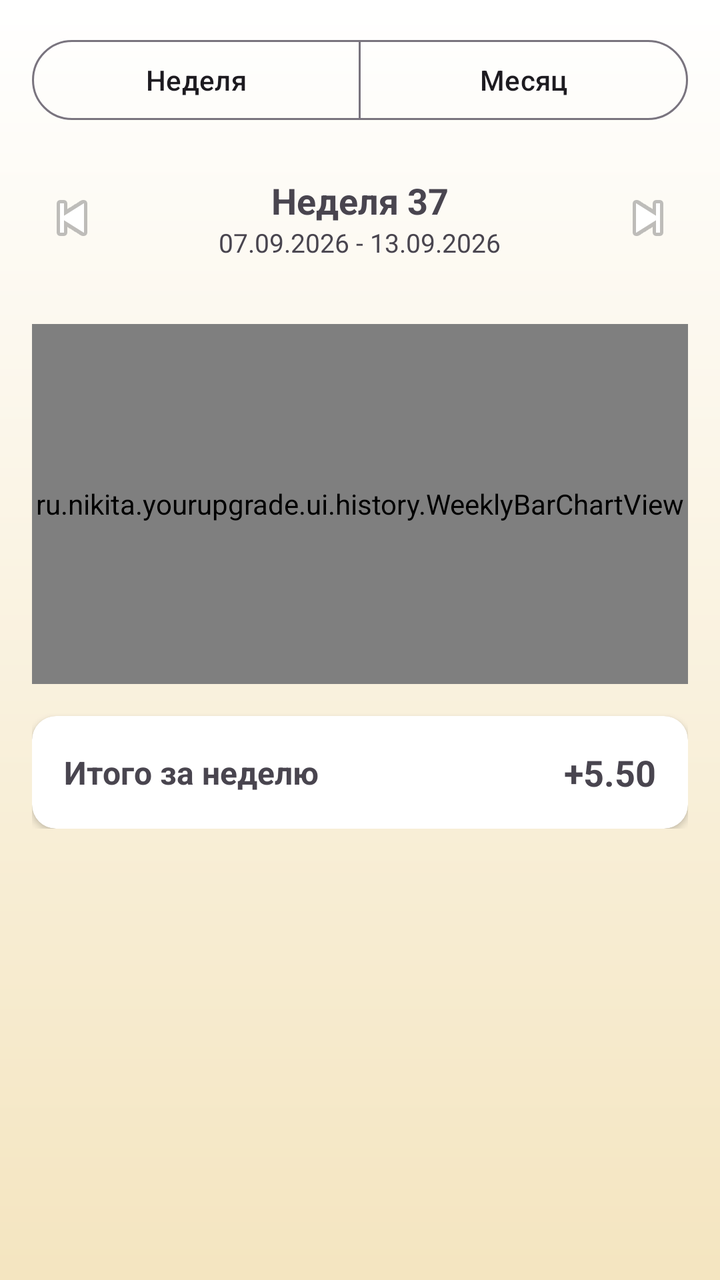
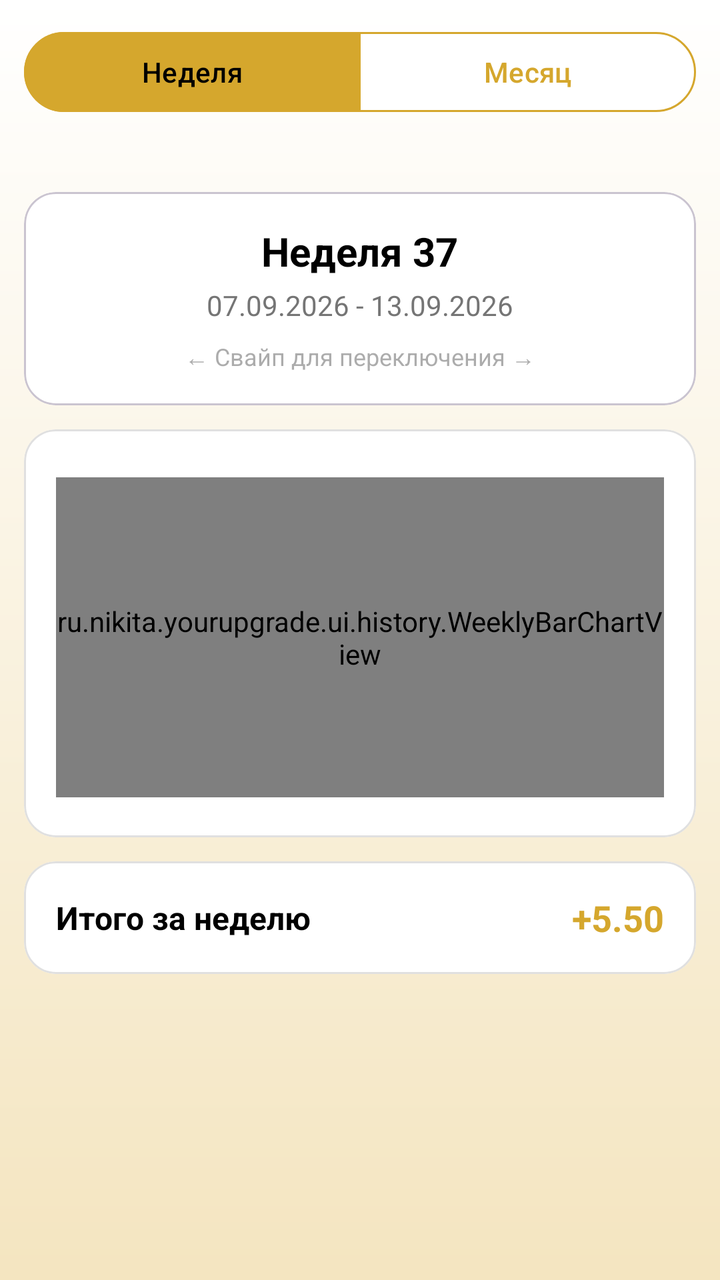

An Android layout rendered at two revisions. The XML below is the earlier revision; the diff shows what the commit changed to produce the second picture.
<!-- AndroidManifest.xml: application theme Theme.YourUpgrade -->
<!-- res/layout/fragment_history.xml -->
<?xml version="1.0" encoding="utf-8"?>
<ScrollView
    xmlns:android="http://schemas.android.com/apk/res/android"
    xmlns:app="http://schemas.android.com/apk/res-auto"
    android:layout_width="match_parent"
    android:layout_height="match_parent">

    <LinearLayout
        android:layout_width="match_parent"
        android:layout_height="wrap_content"
        android:orientation="vertical"
        android:padding="16dp">

        
        <com.google.android.material.button.MaterialButtonToggleGroup
            android:id="@+id/togglePeriod"
            android:layout_width="match_parent"
            android:layout_height="wrap_content"
            app:singleSelection="true"
            app:selectionRequired="true">

            <com.google.android.material.button.MaterialButton
                android:id="@+id/btnWeek"
                style="?attr/materialButtonOutlinedStyle"
                android:layout_width="0dp"
                android:layout_height="wrap_content"
                android:layout_weight="1"
                android:text="Неделя" />

            <com.google.android.material.button.MaterialButton
                android:id="@+id/btnMonth"
                style="?attr/materialButtonOutlinedStyle"
                android:layout_width="0dp"
                android:layout_height="wrap_content"
                android:layout_weight="1"
                android:text="Месяц" />

        </com.google.android.material.button.MaterialButtonToggleGroup>

        
        <LinearLayout
            android:layout_width="match_parent"
            android:layout_height="wrap_content"
            android:layout_marginTop="24dp"
            android:orientation="horizontal"
            android:gravity="center_vertical">

            <ImageButton
                android:id="@+id/btnPrevWeek"
                android:layout_width="40dp"
                android:layout_height="40dp"
                android:background="?attr/selectableItemBackgroundBorderless"
                android:contentDescription="Предыдущая неделя"
                android:src="@android:drawable/ic_media_previous" />

            <LinearLayout
                android:layout_width="0dp"
                android:layout_height="wrap_content"
                android:layout_weight="1"
                android:orientation="vertical"
                android:gravity="center">

                <TextView
                    android:id="@+id/tvWeekTitle"
                    android:layout_width="wrap_content"
                    android:layout_height="wrap_content"
                    android:text="Неделя 37"
                    android:textSize="18sp"
                    android:textStyle="bold" />

                <TextView
                    android:id="@+id/tvWeekRange"
                    android:layout_width="wrap_content"
                    android:layout_height="wrap_content"
                    android:text="07.09.2026 - 13.09.2026"
                    android:textSize="13sp"
                    android:textColor="?android:attr/textColorSecondary" />

            </LinearLayout>

            <ImageButton
                android:id="@+id/btnNextWeek"
                android:layout_width="40dp"
                android:layout_height="40dp"
                android:background="?attr/selectableItemBackgroundBorderless"
                android:contentDescription="Следующая неделя"
                android:src="@android:drawable/ic_media_next" />

        </LinearLayout>

        
        <LinearLayout
            android:id="@+id/dayLabels"
            android:layout_width="match_parent"
            android:layout_height="wrap_content"
            android:layout_marginTop="24dp"
            android:orientation="horizontal">

            

        </LinearLayout>

        
        <ru.nikita.yourupgrade.ui.history.WeeklyBarChartView
            android:id="@+id/barChart"
            android:layout_width="match_parent"
            android:layout_height="180dp"
            android:layout_marginTop="8dp" />

        
        <androidx.cardview.widget.CardView
            android:layout_width="match_parent"
            android:layout_height="wrap_content"
            android:layout_marginTop="16dp"
            app:cardCornerRadius="12dp"
            app:cardElevation="2dp">

            <LinearLayout
                android:layout_width="match_parent"
                android:layout_height="wrap_content"
                android:orientation="horizontal"
                android:padding="16dp"
                android:gravity="center_vertical">

                <TextView
                    android:layout_width="0dp"
                    android:layout_height="wrap_content"
                    android:layout_weight="1"
                    android:text="Итого за неделю"
                    android:textSize="16sp"
                    android:textStyle="bold" />

                <TextView
                    android:id="@+id/tvWeekTotal"
                    android:layout_width="wrap_content"
                    android:layout_height="wrap_content"
                    android:text="+5.50"
                    android:textSize="18sp"
                    android:textStyle="bold" />

            </LinearLayout>

        </androidx.cardview.widget.CardView>

        
        <TextView
            android:id="@+id/tvDayDetailsTitle"
            android:layout_width="wrap_content"
            android:layout_height="wrap_content"
            android:layout_marginTop="24dp"
            android:text="Понедельник, 07.09"
            android:textSize="16sp"
            android:textStyle="bold"
            android:visibility="gone" />

        <LinearLayout
            android:id="@+id/dayDetailsContainer"
            android:layout_width="match_parent"
            android:layout_height="wrap_content"
            android:layout_marginTop="8dp"
            android:orientation="vertical"
            android:visibility="gone" />

    </LinearLayout>

</ScrollView>
<!-- resources referenced by this layout -->
<resources>
  <style name="Theme.YourUpgrade" parent="Base.Theme.YourUpgrade" />
  <style name="Base.Theme.YourUpgrade" parent="Theme.Material3.DayNight.NoActionBar">
          
          <item name="colorPrimary">#2E5A3C</item>
          <item name="colorPrimaryVariant">#1B3A26</item>
          <item name="colorOnPrimary">#FFFFFF</item>
  
          <item name="colorSecondary">#C9A84C</item>
          <item name="colorSecondaryVariant">#A68A3E</item>
          <item name="colorOnSecondary">#2D2D2D</item>
  
          
          <item name="android:windowBackground">@drawable/bg_app_gradient</item>
  
          
          <item name="cardBackgroundColor">#FFFFFF</item>
  
          
          
      </style>
  <!-- drawable bg_app_gradient (drawable) -->
  <?xml version="1.0" encoding="utf-8"?>
  <shape xmlns:android="http://schemas.android.com/apk/res/android">
      <gradient
          android:type="linear"
          android:angle="270"
          android:startColor="@color/white"
          android:endColor="@color/bg_light_yellow" />
  </shape>
  <color name="white">#FFFFFFFF</color>
  <color name="bg_light_yellow">#F4E5C0</color>
</resources>

<!-- the commit's change to res/layout/fragment_history.xml (unified diff, before → after) -->
@@ -1,166 +1,268 @@
 <?xml version="1.0" encoding="utf-8"?>
-<ScrollView
-    xmlns:android="http://schemas.android.com/apk/res/android"
+<androidx.constraintlayout.widget.ConstraintLayout xmlns:android="http://schemas.android.com/apk/res/android"
     xmlns:app="http://schemas.android.com/apk/res-auto"
+    xmlns:tools="http://schemas.android.com/tools"
     android:layout_width="match_parent"
     android:layout_height="match_parent">
 
-    <LinearLayout
+    
+    <com.google.android.material.button.MaterialButtonToggleGroup
+        android:id="@+id/toggle_period"
         android:layout_width="match_parent"
         android:layout_height="wrap_content"
-        android:orientation="vertical"
-        android:padding="16dp">
-
-        
-        <com.google.android.material.button.MaterialButtonToggleGroup
-            android:id="@+id/togglePeriod"
-            android:layout_width="match_parent"
+        android:layout_margin="12dp"
+        app:checkedButton="@id/button_week"
+        app:layout_constraintEnd_toEndOf="parent"
+        app:layout_constraintStart_toStartOf="parent"
+        app:layout_constraintTop_toTopOf="parent"
+        app:selectionRequired="true"
+        app:singleSelection="true">
+
+        <com.google.android.material.button.MaterialButton
+            android:id="@+id/button_week"
+            style="?attr/materialButtonOutlinedStyle"
+            android:layout_width="0dp"
             android:layout_height="wrap_content"
-            app:singleSelection="true"
-            app:selectionRequired="true">
-
-            <com.google.android.material.button.MaterialButton
-                android:id="@+id/btnWeek"
-                style="?attr/materialButtonOutlinedStyle"
-                android:layout_width="0dp"
-                android:layout_height="wrap_content"
-                android:layout_weight="1"
-                android:text="Неделя" />
-
-            <com.google.android.material.button.MaterialButton
-                android:id="@+id/btnMonth"
-                style="?attr/materialButtonOutlinedStyle"
-                android:layout_width="0dp"
-                android:layout_height="wrap_content"
-                android:layout_weight="1"
-                android:text="Месяц" />
-
-        </com.google.android.material.button.MaterialButtonToggleGroup>
-
-        
+            android:layout_weight="1"
+            android:text="Неделя"
+            android:textColor="@color/toggle_button_text"
+            app:backgroundTint="@color/toggle_button_bg"
+            app:strokeColor="@color/main_gold" />
+
+        <com.google.android.material.button.MaterialButton
+            android:id="@+id/button_month"
+            style="?attr/materialButtonOutlinedStyle"
+            android:layout_width="0dp"
+            android:layout_height="wrap_content"
+            android:layout_weight="1"
+            android:text="Месяц"
+            android:textColor="@color/toggle_button_text"
+            app:backgroundTint="@color/toggle_button_bg"
+            app:strokeColor="@color/main_gold" />
+
+    </com.google.android.material.button.MaterialButtonToggleGroup>
+
+    <ScrollView
+        android:layout_width="match_parent"
+        android:layout_height="0dp"
+        android:layout_marginTop="8dp"
+        app:layout_constraintBottom_toBottomOf="parent"
+        app:layout_constraintEnd_toEndOf="parent"
+        app:layout_constraintStart_toStartOf="parent"
+        app:layout_constraintTop_toBottomOf="@+id/toggle_period">
+
         <LinearLayout
-            android:layout_width="match_parent"
-            android:layout_height="wrap_content"
-            android:layout_marginTop="24dp"
-            android:orientation="horizontal"
-            android:gravity="center_vertical">
-
-            <ImageButton
-                android:id="@+id/btnPrevWeek"
-                android:layout_width="40dp"
-                android:layout_height="40dp"
-                android:background="?attr/selectableItemBackgroundBorderless"
-                android:contentDescription="Предыдущая неделя"
-                android:src="@android:drawable/ic_media_previous" />
-
-            <LinearLayout
-                android:layout_width="0dp"
-                android:layout_height="wrap_content"
-                android:layout_weight="1"
-                android:orientation="vertical"
-                android:gravity="center">
-
-                <TextView
-                    android:id="@+id/tvWeekTitle"
-                    android:layout_width="wrap_content"
-                    android:layout_height="wrap_content"
-                    android:text="Неделя 37"
-                    android:textSize="18sp"
-                    android:textStyle="bold" />
-
-                <TextView
-                    android:id="@+id/tvWeekRange"
-                    android:layout_width="wrap_content"
-                    android:layout_height="wrap_content"
-                    android:text="07.09.2026 - 13.09.2026"
-                    android:textSize="13sp"
-                    android:textColor="?android:attr/textColorSecondary" />
-
-            </LinearLayout>
-
-            <ImageButton
-                android:id="@+id/btnNextWeek"
-                android:layout_width="40dp"
-                android:layout_height="40dp"
-                android:background="?attr/selectableItemBackgroundBorderless"
-                android:contentDescription="Следующая неделя"
-                android:src="@android:drawable/ic_media_next" />
-
-        </LinearLayout>
-
-        
-        <LinearLayout
-            android:id="@+id/dayLabels"
-            android:layout_width="match_parent"
-            android:layout_height="wrap_content"
-            android:layout_marginTop="24dp"
-            android:orientation="horizontal">
-
-            
-
-        </LinearLayout>
-
-        
-        <ru.nikita.yourupgrade.ui.history.WeeklyBarChartView
-            android:id="@+id/barChart"
-            android:layout_width="match_parent"
-            android:layout_height="180dp"
-            android:layout_marginTop="8dp" />
-
-        
-        <androidx.cardview.widget.CardView
-            android:layout_width="match_parent"
-            android:layout_height="wrap_content"
-            android:layout_marginTop="16dp"
-            app:cardCornerRadius="12dp"
-            app:cardElevation="2dp">
-
-            <LinearLayout
-                android:layout_width="match_parent"
-                android:layout_height="wrap_content"
-                android:orientation="horizontal"
-                android:padding="16dp"
-                android:gravity="center_vertical">
-
-                <TextView
-                    android:layout_width="0dp"
-                    android:layout_height="wrap_content"
-                    android:layout_weight="1"
-                    android:text="Итого за неделю"
-                    android:textSize="16sp"
-                    android:textStyle="bold" />
-
-                <TextView
-                    android:id="@+id/tvWeekTotal"
-                    android:layout_width="wrap_content"
-                    android:layout_height="wrap_content"
-                    android:text="+5.50"
-                    android:textSize="18sp"
-                    android:textStyle="bold" />
-
-            </LinearLayout>
-
-        </androidx.cardview.widget.CardView>
-
-        
-        <TextView
-            android:id="@+id/tvDayDetailsTitle"
-            android:layout_width="wrap_content"
-            android:layout_height="wrap_content"
-            android:layout_marginTop="24dp"
-            android:text="Понедельник, 07.09"
-            android:textSize="16sp"
-            android:textStyle="bold"
-            android:visibility="gone" />
-
-        <LinearLayout
-            android:id="@+id/dayDetailsContainer"
             android:layout_width="match_parent"
             android:layout_height="wrap_content"
             android:layout_marginTop="8dp"
             android:orientation="vertical"
-            android:visibility="gone" />
-
-    </LinearLayout>
-
-</ScrollView>
+            android:padding="12dp">
+
+            
+            <com.google.android.material.card.MaterialCardView
+                android:id="@+id/cardWeekHeader"
+                android:layout_width="match_parent"
+                android:layout_height="wrap_content"
+                android:layout_marginTop="8dp"
+                app:cardBackgroundColor="@android:color/white"
+                app:cardCornerRadius="16dp"
+                app:cardElevation="0dp"
+                app:strokeWidth="1dp">
+
+                <LinearLayout
+                    android:layout_width="match_parent"
+                    android:layout_height="wrap_content"
+                    android:gravity="center"
+                    android:orientation="vertical"
+                    android:padding="16dp">
+
+                    <TextView
+                        android:id="@+id/tvWeekTitle"
+                        android:layout_width="wrap_content"
+                        android:layout_height="wrap_content"
+                        android:text="Неделя 37"
+                        android:textColor="@color/black"
+                        android:textSize="20sp"
+                        android:textStyle="bold" />
+
+                    <TextView
+                        android:id="@+id/tvWeekRange"
+                        android:layout_width="wrap_content"
+                        android:layout_height="wrap_content"
+                        android:layout_marginTop="4dp"
+                        android:text="07.09.2026 - 13.09.2026"
+                        android:textColor="@color/text_secondary"
+                        android:textSize="14sp" />
+
+                    <TextView
+                        android:layout_width="wrap_content"
+                        android:layout_height="wrap_content"
+                        android:layout_marginTop="8dp"
+                        android:alpha="0.6"
+                        android:text="← Свайп для переключения →"
+                        android:textColor="@color/text_secondary"
+                        android:textSize="12sp" />
+
+                </LinearLayout>
+
+            </com.google.android.material.card.MaterialCardView>
+
+            
+            <com.google.android.material.card.MaterialCardView
+                android:layout_width="match_parent"
+                android:layout_height="wrap_content"
+                android:layout_marginTop="12dp"
+                app:cardBackgroundColor="@android:color/white"
+                app:cardCornerRadius="16dp"
+                app:cardElevation="0dp"
+                app:strokeColor="#E0E0E0"
+                app:strokeWidth="1dp">
+
+                <LinearLayout
+                    android:layout_width="match_parent"
+                    android:layout_height="wrap_content"
+                    android:orientation="vertical"
+                    android:padding="16dp">
+
+                    
+                    <LinearLayout
+                        android:id="@+id/dayLabels"
+                        android:layout_width="match_parent"
+                        android:layout_height="wrap_content"
+                        android:orientation="horizontal" />
+
+                    
+                    <FrameLayout
+                        android:layout_width="match_parent"
+                        android:layout_height="wrap_content"
+                        android:layout_marginTop="8dp">
+
+                        
+                        <LinearLayout
+                            android:id="@+id/chartContainer"
+                            android:layout_width="match_parent"
+                            android:layout_height="wrap_content"
+                            android:orientation="vertical">
+
+                            <ru.nikita.yourupgrade.ui.history.WeeklyBarChartView
+                                android:id="@+id/barChart"
+                                android:layout_width="match_parent"
+                                android:layout_height="160dp" />
+
+                            
+                            <LinearLayout
+                                android:id="@+id/numbersContainer"
+                                android:layout_width="match_parent"
+                                android:layout_height="wrap_content"
+                                android:layout_marginTop="4dp"
+                                android:orientation="horizontal" />
+
+                        </LinearLayout>
+
+                        
+                        <TextView
+                            android:id="@+id/tvNoData"
+                            android:layout_width="match_parent"
+                            android:layout_height="180dp"
+                            android:gravity="center"
+                            android:lineSpacingExtra="4dp"
+                            android:text="На этой неделе пока нет данных\nНачните отмечать привычки 📝"
+                            android:textColor="@color/text_secondary"
+                            android:textSize="14sp"
+                            android:visibility="gone" />
+
+                    </FrameLayout>
+
+                </LinearLayout>
+
+            </com.google.android.material.card.MaterialCardView>
+
+            
+            <com.google.android.material.card.MaterialCardView
+                android:layout_width="match_parent"
+                android:layout_height="wrap_content"
+                android:layout_marginTop="12dp"
+                app:cardBackgroundColor="@android:color/white"
+                app:cardCornerRadius="16dp"
+                app:cardElevation="0dp"
+                app:strokeColor="#E0E0E0"
+                app:strokeWidth="1dp">
+
+                <LinearLayout
+                    android:layout_width="match_parent"
+                    android:layout_height="wrap_content"
+                    android:gravity="center_vertical"
+                    android:orientation="horizontal"
+                    android:padding="16dp">
+
+                    <TextView
+                        android:layout_width="0dp"
+                        android:layout_height="wrap_content"
+                        android:layout_weight="1"
+                        android:text="Итого за неделю"
+                        android:textColor="@color/black"
+                        android:textSize="16sp"
+                        android:textStyle="bold" />
+
+                    <TextView
+                        android:id="@+id/tvWeekTotal"
+                        android:layout_width="wrap_content"
+                        android:layout_height="wrap_content"
+                        android:text="+5.50"
+                        android:textColor="@color/main_gold"
+                        android:textSize="18sp"
+                        android:textStyle="bold" />
+
+                </LinearLayout>
+
+            </com.google.android.material.card.MaterialCardView>
+
+            
+            <com.google.android.material.card.MaterialCardView
+                android:id="@+id/cardDayDetails"
+                android:layout_width="match_parent"
+                android:layout_height="wrap_content"
+                android:layout_marginTop="12dp"
+                android:visibility="gone"
+                app:cardBackgroundColor="@android:color/white"
+                app:cardCornerRadius="16dp"
+                app:cardElevation="0dp"
+                app:strokeColor="#E0E0E0"
+                app:strokeWidth="1dp">
+
+                <LinearLayout
+                    android:layout_width="match_parent"
+                    android:layout_height="wrap_content"
+                    android:orientation="vertical"
+                    android:padding="16dp">
+
+                    <TextView
+                        android:id="@+id/tvDayDetailsTitle"
+                        android:layout_width="wrap_content"
+                        android:layout_height="wrap_content"
+                        android:text="Понедельник, 07.09"
+                        android:textColor="@color/black"
+                        android:textSize="16sp"
+                        android:textStyle="bold" />
+
+                    <View
+                        android:layout_width="match_parent"
+                        android:layout_height="1dp"
+                        android:layout_marginVertical="12dp"
+                        android:background="#E0E0E0" />
+
+                    <LinearLayout
+                        android:id="@+id/dayDetailsContainer"
+                        android:layout_width="match_parent"
+                        android:layout_height="wrap_content"
+                        android:orientation="vertical" />
+
+                </LinearLayout>
+
+            </com.google.android.material.card.MaterialCardView>
+
+        </LinearLayout>
+
+    </ScrollView>
+
+</androidx.constraintlayout.widget.ConstraintLayout>
<!-- resource entries referenced after the edit -->
@@ -1,5 +1,8 @@
 <!-- resources referenced by this layout -->
 <resources>
+  <color name="black">#FF000000</color>
+  <color name="main_gold">#D5A72D</color>
+  <color name="text_secondary">#757575</color>
   <style name="Theme.YourUpgrade" parent="Base.Theme.YourUpgrade" />
   <style name="Base.Theme.YourUpgrade" parent="Theme.Material3.DayNight.NoActionBar">
           
@@ -16,9 +19,6 @@
   
           
           <item name="cardBackgroundColor">#FFFFFF</item>
-  
-          
-          
       </style>
   <!-- drawable bg_app_gradient (drawable) -->
   <?xml version="1.0" encoding="utf-8"?>
@@ -26,10 +26,12 @@
       <gradient
           android:type="linear"
           android:angle="270"
-          android:startColor="@color/white"
-          android:endColor="@color/bg_light_yellow" />
+          android:startColor="@color/bg_start_color"
+          android:endColor="@color/bg_end_color" />
   </shape>
+  <color name="bg_start_color">@color/white</color>
+  <color name="bg_end_color">@color/light_yellow</color>
   <color name="white">#FFFFFFFF</color>
-  <color name="bg_light_yellow">#F4E5C0</color>
+  <color name="light_yellow">#F4E5C0</color>
 </resources>
 
